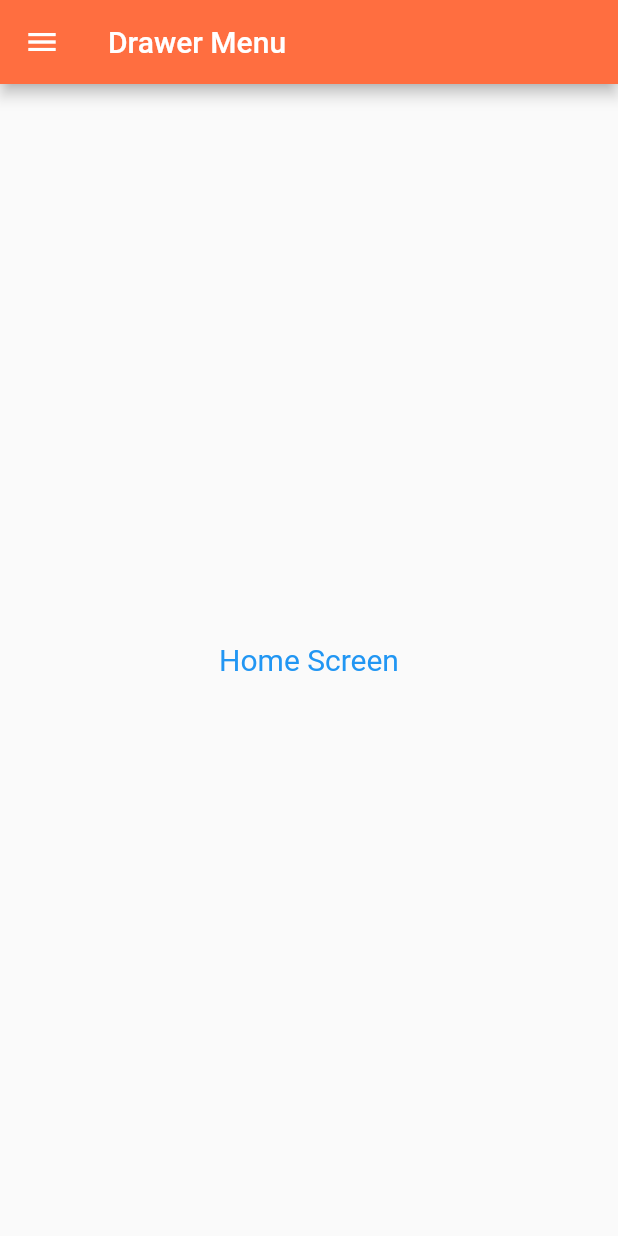
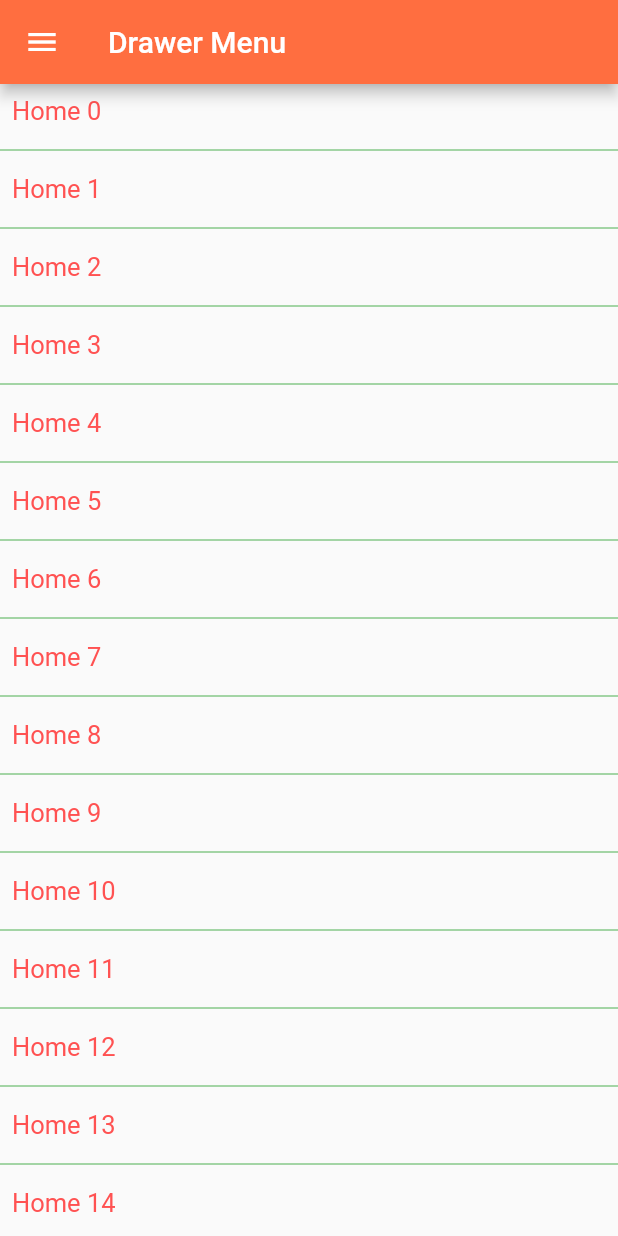
Before and after one commit to vohoangtuit/flutter_naviagation_drawer, a Flutter app: the screen it shows after launch, on a phone screen of 412 x 824 dp. Run offline on Flutter 3.47's test engine with Material 2 defaults, Android fonts, the phone set to English and light mode, and no system bars.

```diff
--- a/navigation_drawer/lib/views/home.dart
+++ b/navigation_drawer/lib/views/home.dart
@@ -5,12 +5,14 @@ class HomeScreen extends StatelessWidget {
   @override
   Widget build(BuildContext context) {
     return Container(
-      child: Center(
-        child: Column(
-          mainAxisAlignment: MainAxisAlignment.center,
-          children: <Widget>[
-            Text('Home Screen', style: TextStyle(color: Colors.blue, fontSize: 20),)
-          ],
+      child: ListView.separated(
+        separatorBuilder: (context, index) => Divider(
+          color: Colors.green,
+        ),
+        itemCount: 30,
+        itemBuilder: (context, index) => Padding(
+          padding: EdgeInsets.all(8.0),
+              child: Text("Home $index", style: TextStyle(color: Colors.redAccent, fontSize: 17),)
         ),
       ),
     );
```
Also changed, not shown: navigation_drawer/lib/views/notification.dart (+9 -5 lines), navigation_drawer/lib/views/setting.dart (+9 -5 lines).
